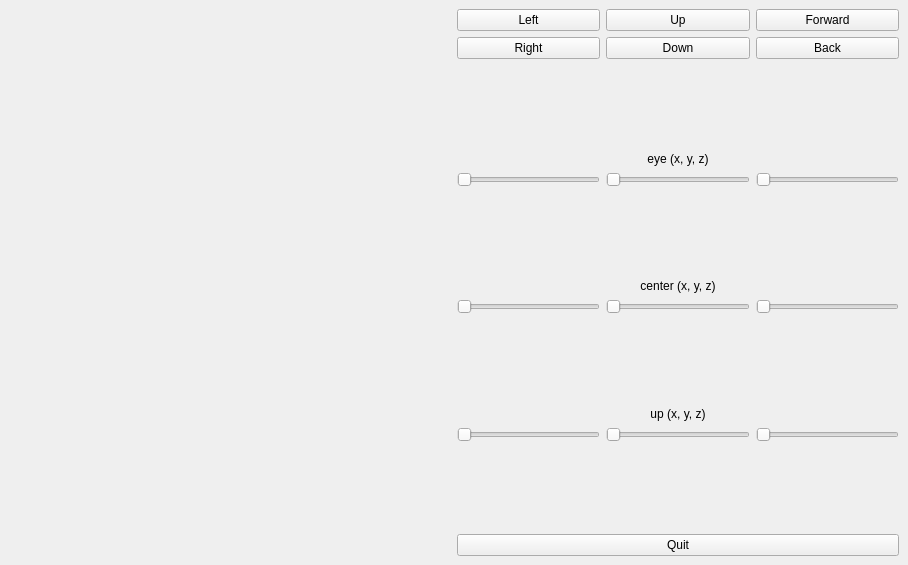
kossadda/3DViewer_v1.0, file src/gui/mainwindow.ui: the form before one commit.
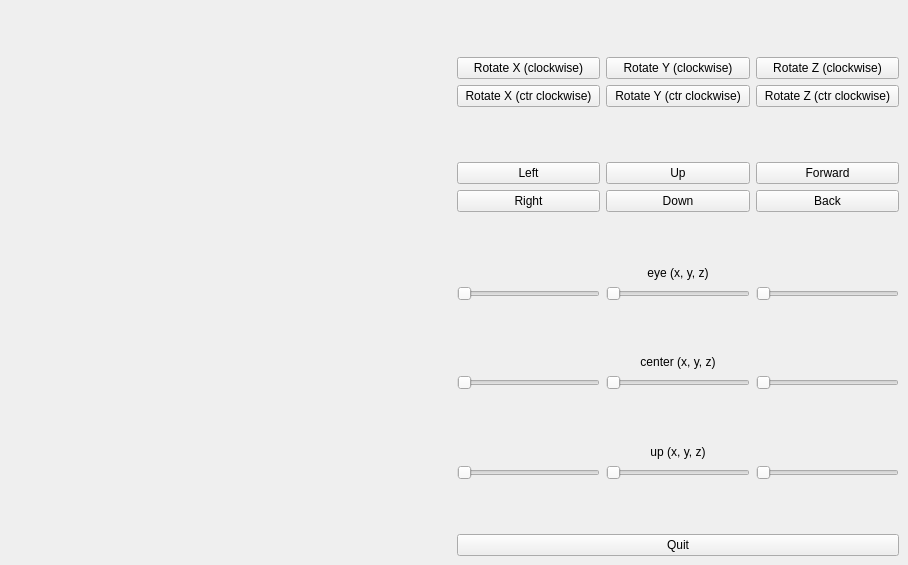
The form after the commit. Custom widgets are drawn as their Qt base class.

```diff
--- a/src/gui/mainwindow.ui
+++ b/src/gui/mainwindow.ui
@@ -32,24 +32,7 @@
      <layout class="QVBoxLayout" name="verticalLayout">
       <item>
        <layout class="QGridLayout" name="gridLayout">
-        <item row="8" column="2">
-         <widget class="QSlider" name="centerY">
-          <property name="orientation">
-           <enum>Qt::Horizontal</enum>
-          </property>
-         </widget>
-        </item>
-        <item row="4" column="1" colspan="3">
-         <widget class="QLabel" name="label">
-          <property name="text">
-           <string>eye (x, y, z)</string>
-          </property>
-          <property name="alignment">
-           <set>Qt::AlignCenter</set>
-          </property>
-         </widget>
-        </item>
-        <item row="7" column="1" colspan="3">
+        <item row="13" column="1" colspan="3">
          <widget class="QLabel" name="label_2">
           <property name="text">
            <string>center (x, y, z)</string>
@@ -60,55 +43,37 @@
          </widget>
         </item>
         <item row="1" column="1">
-         <widget class="QPushButton" name="x_plus">
+         <widget class="QPushButton" name="rotate_x">
           <property name="text">
-           <string>Right</string>
+           <string>Rotate X (clockwise)</string>
           </property>
          </widget>
         </item>
-        <item row="5" column="2">
-         <widget class="QSlider" name="eyeY">
-          <property name="orientation">
-           <enum>Qt::Horizontal</enum>
+        <item row="1" column="3">
+         <widget class="QPushButton" name="rotate_z">
+          <property name="text">
+           <string>Rotate Z (clockwise)</string>
           </property>
          </widget>
         </item>
-        <item row="13" column="1">
-         <widget class="QSlider" name="upX">
-          <property name="orientation">
-           <enum>Qt::Horizontal</enum>
-          </property>
-         </widget>
-        </item>
-        <item row="0" column="3">
-         <widget class="QPushButton" name="z_plus">
+        <item row="10" column="1" colspan="3">
+         <widget class="QLabel" name="label">
           <property name="text">
-           <string>Forward</string>
+           <string>eye (x, y, z)</string>
           </property>
-         </widget>
-        </item>
-        <item row="5" column="3">
-         <widget class="QSlider" name="eyeZ">
-          <property name="orientation">
-           <enum>Qt::Horizontal</enum>
+          <property name="alignment">
+           <set>Qt::AlignCenter</set>
           </property>
          </widget>
         </item>
-        <item row="0" column="2">
-         <widget class="QPushButton" name="y_plus">
-          <property name="text">
-           <string>Up</string>
-          </property>
-         </widget>
-        </item>
-        <item row="8" column="3">
+        <item row="14" column="3">
          <widget class="QSlider" name="centerX">
           <property name="orientation">
            <enum>Qt::Horizontal</enum>
           </property>
          </widget>
         </item>
-        <item row="17" column="1">
+        <item row="23" column="1">
          <spacer name="verticalSpacer_4">
           <property name="orientation">
            <enum>Qt::Vertical</enum>
@@ -121,42 +86,77 @@
           </property>
          </spacer>
         </item>
-        <item row="8" column="1">
-         <widget class="QSlider" name="centerZ">
-          <property name="orientation">
-           <enum>Qt::Horizontal</enum>
-          </property>
-         </widget>
-        </item>
-        <item row="6" column="1">
-         <spacer name="verticalSpacer">
-          <property name="orientation">
-           <enum>Qt::Vertical</enum>
-          </property>
-          <property name="sizeHint" stdset="0">
-           <size>
-            <width>20</width>
-            <height>40</height>
-           </size>
-          </property>
-         </spacer>
-        </item>
         <item row="1" column="2">
+         <widget class="QPushButton" name="rotate_y">
+          <property name="text">
+           <string>Rotate Y (clockwise)</string>
+          </property>
+         </widget>
+        </item>
+        <item row="8" column="1">
+         <spacer name="verticalSpacer_3">
+          <property name="orientation">
+           <enum>Qt::Vertical</enum>
+          </property>
+          <property name="sizeHint" stdset="0">
+           <size>
+            <width>20</width>
+            <height>40</height>
+           </size>
+          </property>
+         </spacer>
+        </item>
+        <item row="7" column="2">
          <widget class="QPushButton" name="y_minus">
           <property name="text">
            <string>Down</string>
           </property>
          </widget>
         </item>
+        <item row="14" column="2">
+         <widget class="QSlider" name="centerY">
+          <property name="orientation">
+           <enum>Qt::Horizontal</enum>
+          </property>
+         </widget>
+        </item>
+        <item row="11" column="2">
+         <widget class="QSlider" name="eyeY">
+          <property name="orientation">
+           <enum>Qt::Horizontal</enum>
+          </property>
+         </widget>
+        </item>
+        <item row="19" column="1">
+         <widget class="QSlider" name="upX">
+          <property name="orientation">
+           <enum>Qt::Horizontal</enum>
+          </property>
+         </widget>
+        </item>
+        <item row="6" column="2">
+         <widget class="QPushButton" name="y_plus">
+          <property name="text">
+           <string>Up</string>
+          </property>
+         </widget>
+        </item>
+        <item row="7" column="3">
+         <widget class="QPushButton" name="z_minus">
+          <property name="text">
+           <string>Back</string>
+          </property>
+         </widget>
+        </item>
+        <item row="6" column="1">
+         <widget class="QPushButton" name="x_minus">
+          <property name="text">
+           <string>Left</string>
+          </property>
+         </widget>
+        </item>
         <item row="5" column="1">
-         <widget class="QSlider" name="eyeX">
-          <property name="orientation">
-           <enum>Qt::Horizontal</enum>
-          </property>
-         </widget>
-        </item>
-        <item row="2" column="1">
-         <spacer name="verticalSpacer_3">
+         <spacer name="verticalSpacer_5">
           <property name="orientation">
            <enum>Qt::Vertical</enum>
           </property>
@@ -168,14 +168,7 @@
           </property>
          </spacer>
         </item>
-        <item row="13" column="3">
-         <widget class="QSlider" name="upZ">
-          <property name="orientation">
-           <enum>Qt::Horizontal</enum>
-          </property>
-         </widget>
-        </item>
-        <item row="12" column="1" colspan="3">
+        <item row="18" column="1" colspan="3">
          <widget class="QLabel" name="label_3">
           <property name="text">
            <string>up (x, y, z)</string>
@@ -185,21 +178,63 @@
           </property>
          </widget>
         </item>
-        <item row="13" column="2">
-         <widget class="QSlider" name="upY">
+        <item row="19" column="3">
+         <widget class="QSlider" name="upZ">
           <property name="orientation">
            <enum>Qt::Horizontal</enum>
           </property>
          </widget>
         </item>
-        <item row="0" column="1">
-         <widget class="QPushButton" name="x_minus">
+        <item row="2" column="2">
+         <widget class="QPushButton" name="rotate_y_rev">
           <property name="text">
-           <string>Left</string>
+           <string>Rotate Y (ctr clockwise)</string>
+          </property>
+         </widget>
+        </item>
+        <item row="11" column="3">
+         <widget class="QSlider" name="eyeZ">
+          <property name="orientation">
+           <enum>Qt::Horizontal</enum>
+          </property>
+         </widget>
+        </item>
+        <item row="7" column="1">
+         <widget class="QPushButton" name="x_plus">
+          <property name="text">
+           <string>Right</string>
           </property>
          </widget>
         </item>
         <item row="11" column="1">
+         <widget class="QSlider" name="eyeX">
+          <property name="orientation">
+           <enum>Qt::Horizontal</enum>
+          </property>
+         </widget>
+        </item>
+        <item row="6" column="3">
+         <widget class="QPushButton" name="z_plus">
+          <property name="text">
+           <string>Forward</string>
+          </property>
+         </widget>
+        </item>
+        <item row="19" column="2">
+         <widget class="QSlider" name="upY">
+          <property name="orientation">
+           <enum>Qt::Horizontal</enum>
+          </property>
+         </widget>
+        </item>
+        <item row="14" column="1">
+         <widget class="QSlider" name="centerZ">
+          <property name="orientation">
+           <enum>Qt::Horizontal</enum>
+          </property>
+         </widget>
+        </item>
+        <item row="17" column="1">
          <spacer name="verticalSpacer_2">
           <property name="orientation">
            <enum>Qt::Vertical</enum>
@@ -212,10 +247,43 @@
           </property>
          </spacer>
         </item>
-        <item row="1" column="3">
-         <widget class="QPushButton" name="z_minus">
+        <item row="0" column="1">
+         <spacer name="verticalSpacer_6">
+          <property name="orientation">
+           <enum>Qt::Vertical</enum>
+          </property>
+          <property name="sizeHint" stdset="0">
+           <size>
+            <width>20</width>
+            <height>40</height>
+           </size>
+          </property>
+         </spacer>
+        </item>
+        <item row="12" column="1">
+         <spacer name="verticalSpacer">
+          <property name="orientation">
+           <enum>Qt::Vertical</enum>
+          </property>
+          <property name="sizeHint" stdset="0">
+           <size>
+            <width>20</width>
+            <height>40</height>
+           </size>
+          </property>
+         </spacer>
+        </item>
+        <item row="2" column="1">
+         <widget class="QPushButton" name="rotate_x_rev">
           <property name="text">
-           <string>Back</string>
+           <string>Rotate X (ctr clockwise)</string>
+          </property>
+         </widget>
+        </item>
+        <item row="2" column="3">
+         <widget class="QPushButton" name="rotate_z_rev">
+          <property name="text">
+           <string>Rotate Z (ctr clockwise)</string>
           </property>
          </widget>
         </item>
```
